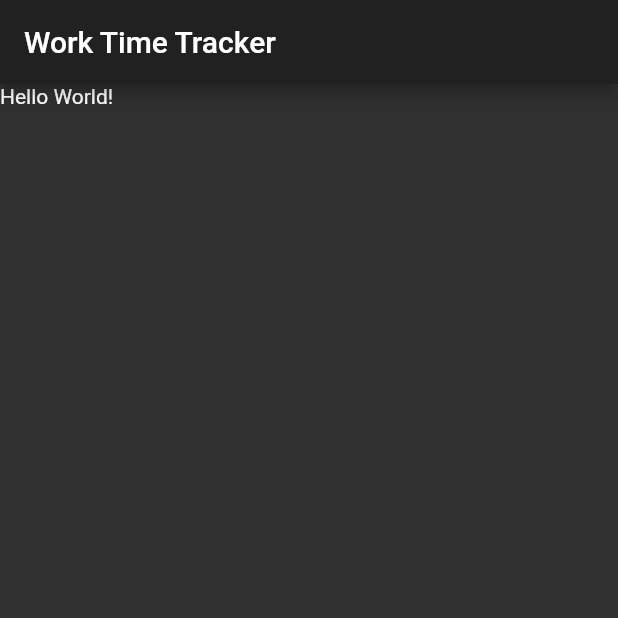
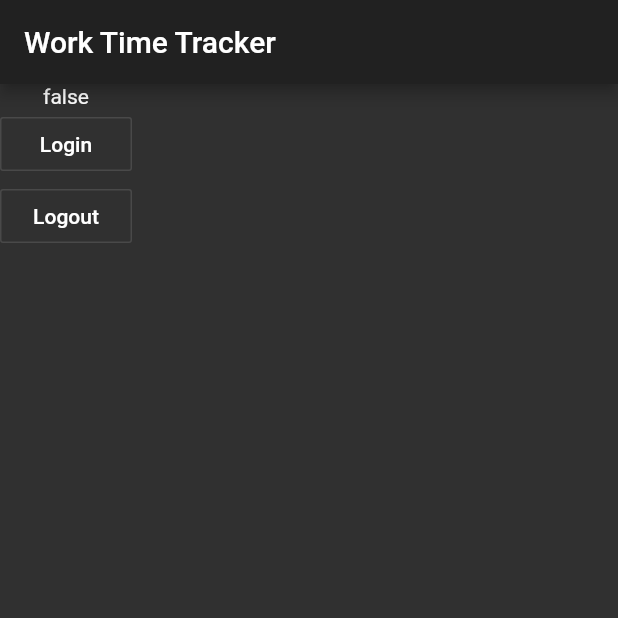
Before and after one commit to tfriem/organizer, a Flutter app: the screen it shows after launch, on a phone screen of 412 x 824 dp, the top half of it. Run offline on Flutter 3.47's test engine with Material 2 defaults, Android fonts, the phone set to English and light mode, and no system bars; our stand-ins replace flutter_redux, redux.

Commit message:
Add state handling with login example

```diff
--- /dev/null
+++ b/lib/data.dart
@@ -0,0 +1,29 @@
+enum Actions { login, logout }
+
+AppState appReducer(AppState state, dynamic action) {
+  return AppState(authReducer(state.auth, action));
+}
+
+AuthState authReducer(AuthState state, dynamic action) {
+  if (action == Actions.login) {
+    return AuthState(loggedIn: true);
+  }
+  if (action == Actions.logout) {
+    return AuthState(loggedIn: false);
+  }
+  return state;
+}
+
+class AppState {
+  final AuthState auth;
+
+  AppState(this.auth);
+  AppState.initialState() : auth = AuthState.initialState();
+}
+
+class AuthState {
+  final bool loggedIn;
+
+  AuthState({this.loggedIn});
+  AuthState.initialState() : loggedIn = false;
+}
--- a/lib/main.dart
+++ b/lib/main.dart
@@ -1,19 +1,33 @@
 import 'package:flutter/material.dart';
+import 'package:flutter_redux/flutter_redux.dart';
+import 'package:redux/redux.dart';
 
+import 'data.dart';
 import 'work_time_tracker.dart';
 
-void main() => runApp(new MyApp());
+void main() {
+  final store =
+      new Store<AppState>(appReducer, initialState: AppState.initialState());
+  runApp(new OrganizerApp(store: store));
+}
 
-class MyApp extends StatelessWidget {
+class OrganizerApp extends StatelessWidget {
+  final Store<AppState> store;
+
+  OrganizerApp({Key key, this.store}) : super(key: key);
+
   @override
   Widget build(BuildContext context) {
-    return new MaterialApp(
-      title: 'Organizer',
-      theme: new ThemeData(
-        brightness: Brightness.dark,
-        primarySwatch: Colors.grey,
+    return StoreProvider(
+      store: store,
+      child: MaterialApp(
+        title: 'Organizer',
+        theme: ThemeData(
+          brightness: Brightness.dark,
+          primarySwatch: Colors.grey,
+        ),
+        home: WorkTimeTrackerScreen(),
       ),
-      home: new WorkTimeTrackerScreen(),
     );
   }
 }
--- a/lib/work_time_tracker.dart
+++ b/lib/work_time_tracker.dart
@@ -1,13 +1,50 @@
 import 'package:flutter/material.dart';
+import 'package:flutter_redux/flutter_redux.dart';
+import 'package:redux/redux.dart';
+
+import 'data.dart';
 
 class WorkTimeTrackerScreen extends StatelessWidget {
   @override
   Widget build(BuildContext context) {
     return Scaffold(
-      body: Text('Hello World!'),
       appBar: AppBar(
         title: Text('Work Time Tracker'),
       ),
+      body: LoginState(),
     );
   }
 }
+
+class LoginViewModel {
+  final bool loggedIn;
+  final VoidCallback login;
+  final VoidCallback logout;
+
+  LoginViewModel(this.loggedIn, this.login, this.logout);
+}
+
+class LoginState extends StatelessWidget {
+  @override
+  Widget build(BuildContext context) {
+    return StoreConnector<AppState, LoginViewModel>(
+      converter: (Store<AppState> store) => new LoginViewModel(
+          store.state.auth.loggedIn,
+          () => store.dispatch(Actions.login),
+          () => store.dispatch(Actions.logout)),
+      builder: (BuildContext context, LoginViewModel vm) {
+        return new Column(children: <Widget>[
+          Text(vm.loggedIn.toString()),
+          OutlineButton(
+            onPressed: vm.login,
+            child: Text("Login"),
+          ),
+          OutlineButton(
+            onPressed: vm.logout,
+            child: Text("Logout"),
+          )
+        ]);
+      },
+    );
+  }
+}
```
